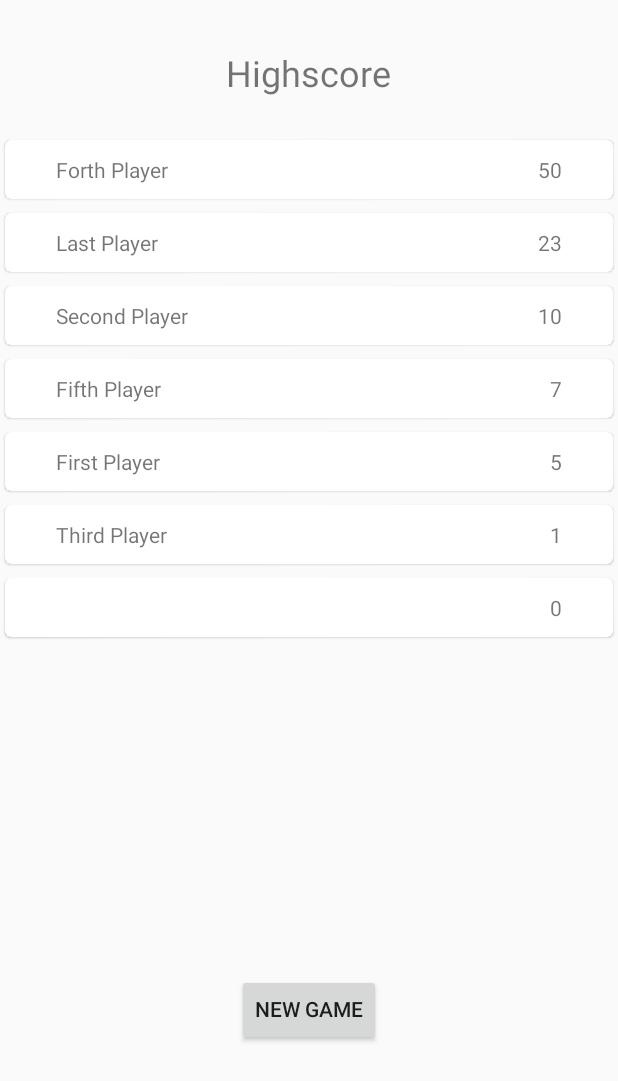
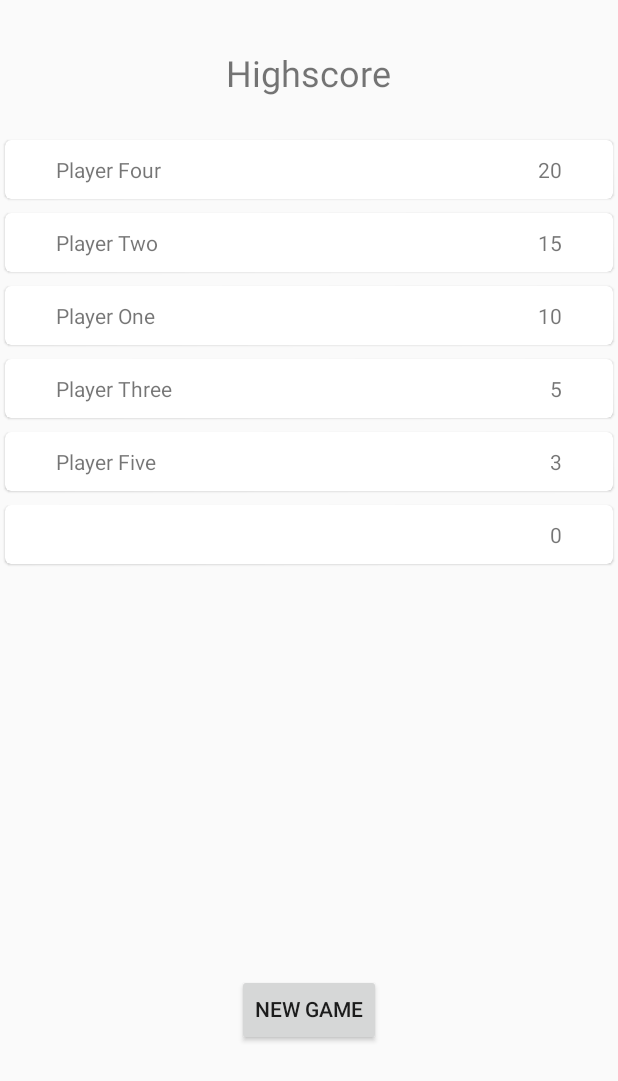
Before and after one commit to rchorngren/uznair, an Android app: the HighScoreActivity screen opened directly, with no data from a screen before it, on a phone screen of 412 x 824 dp. Shown: the top 1081 px of the screen. Run offline under Robolectric (Android 15) with nearby library versions, the light colour scheme and no system bars; 2 statements that could not run were skipped.

Commit message:
Made highscore into a singleton for global connectivity

```diff
--- /dev/null
+++ b/app/src/main/java/com/example/uznair/DataManager.kt
@@ -0,0 +1,18 @@
+package com.example.uznair
+
+object DataManager {
+    val highScore = mutableListOf<Player>()
+
+    init {
+        createHighScoreData()
+    }
+
+    fun createHighScoreData() {
+        highScore.add(Player("Player One", 10))
+        highScore.add(Player("Player Two", 15))
+        highScore.add(Player("Player Three", 5))
+        highScore.add(Player("Player Four", 20))
+        highScore.add(Player("Player Five", 3))
+    }
+
+}
--- a/app/src/main/java/com/example/uznair/HighScoreActivity.kt
+++ b/app/src/main/java/com/example/uznair/HighScoreActivity.kt
@@ -15,6 +15,7 @@ class HighScoreActivity : AppCompatActivity() {
     var playerScore : Int = 0
     var playerName : String = ""
 
+    /*
     var highScoreList = mutableListOf<Player>(
         Player("First Player", 5),
         Player("Second Player", 10),
@@ -24,6 +25,8 @@ class HighScoreActivity : AppCompatActivity() {
         Player("Last Player", 23)
     )
 
+     */
+
     override fun onCreate(savedInstanceState: Bundle?) {
         super.onCreate(savedInstanceState)
         setContentView(R.layout.activity_high_score)
@@ -31,9 +34,9 @@ class HighScoreActivity : AppCompatActivity() {
         playerName = intent.extras!!.getString("playerName").toString()
         playerScore = intent.extras!!.getInt("playerScore")
 
-        highScoreList.add(Player(playerName, playerScore))
+        DataManager.highScore.add(Player(playerName, playerScore))
 
-        var sortedList = highScoreList.sortedByDescending { it.score }
+        var sortedList = DataManager.highScore.sortedByDescending { it.score }
 
         val recyclerView = findViewById<RecyclerView>(R.id.highScoreRecyclerView)
 
```
